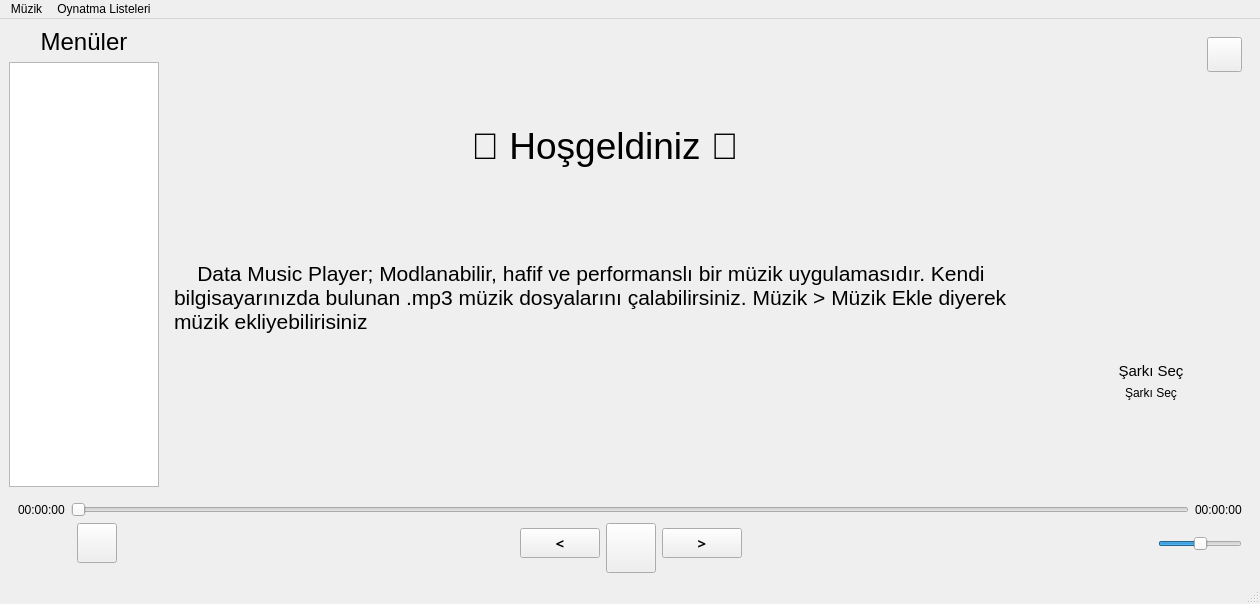
Before: the Qt Designer form mainwindow.ui in DATA35DELETE/Data-Music-Player, drawn with Qt 5.
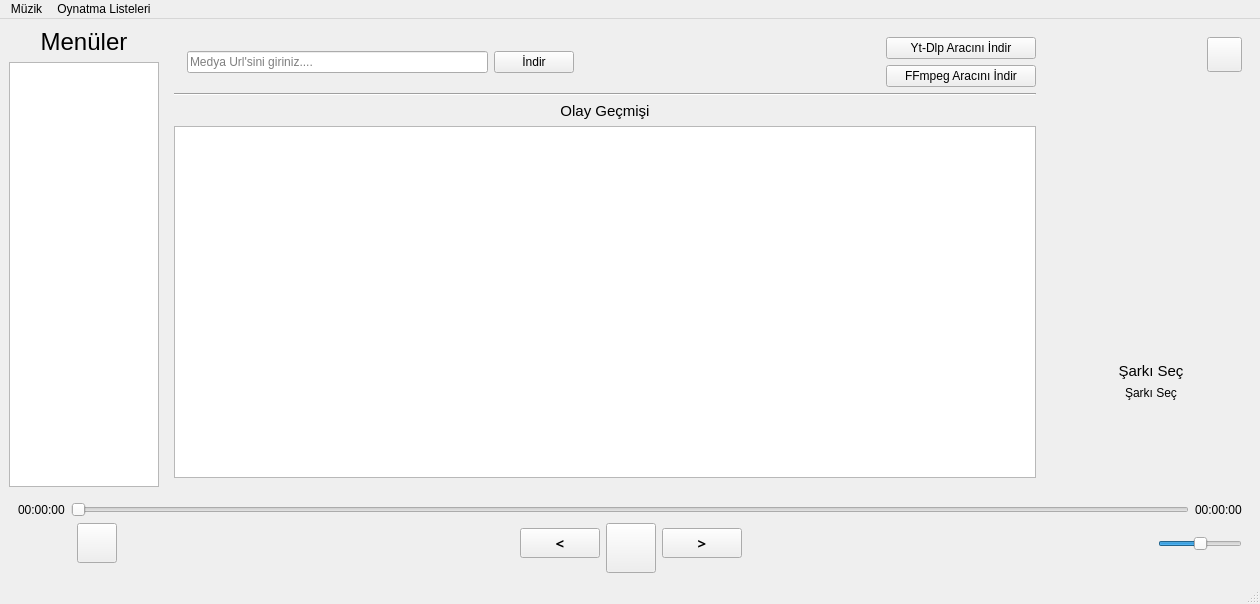
After: the same form once the commit is applied. The open tabs and pages were chosen to show the change. Icons and pictures are not drawn.

Commit message: Yt-Dlp, FFmpeg araçlarını indirme ve medya indirme kısımları için temeller atıldı.

```diff
--- a/mainwindow.ui
+++ b/mainwindow.ui
@@ -468,6 +468,170 @@
         </item>
        </layout>
       </widget>
+      <widget class="QWidget" name="medyaIndirme">
+       <layout class="QGridLayout" name="gridLayout_8">
+        <item row="4" column="0" colspan="5">
+         <widget class="QTextEdit" name="indirmeLog">
+          <property name="enabled">
+           <bool>true</bool>
+          </property>
+          <property name="mouseTracking">
+           <bool>false</bool>
+          </property>
+          <property name="focusPolicy">
+           <enum>Qt::FocusPolicy::NoFocus</enum>
+          </property>
+          <property name="autoFillBackground">
+           <bool>false</bool>
+          </property>
+          <property name="undoRedoEnabled">
+           <bool>false</bool>
+          </property>
+          <property name="readOnly">
+           <bool>true</bool>
+          </property>
+          <property name="textInteractionFlags">
+           <set>Qt::TextInteractionFlag::NoTextInteraction</set>
+          </property>
+         </widget>
+        </item>
+        <item row="3" column="0" colspan="5">
+         <widget class="QLabel" name="label_9">
+          <property name="font">
+           <font>
+            <pointsize>11</pointsize>
+           </font>
+          </property>
+          <property name="text">
+           <string>Olay Geçmişi</string>
+          </property>
+          <property name="alignment">
+           <set>Qt::AlignmentFlag::AlignCenter</set>
+          </property>
+          <property name="indent">
+           <number>-1</number>
+          </property>
+         </widget>
+        </item>
+        <item row="0" column="2" rowspan="2">
+         <widget class="QPushButton" name="indirme">
+          <property name="text">
+           <string>İndir</string>
+          </property>
+         </widget>
+        </item>
+        <item row="0" column="4">
+         <widget class="QPushButton" name="ytDlpIndirme">
+          <property name="minimumSize">
+           <size>
+            <width>150</width>
+            <height>0</height>
+           </size>
+          </property>
+          <property name="toolTip">
+           <string>Ay başı güncellenmesi gerekir</string>
+          </property>
+          <property name="statusTip">
+           <string/>
+          </property>
+          <property name="text">
+           <string>Yt-Dlp Aracını İndir</string>
+          </property>
+          <property name="icon">
+           <iconset resource="asstes.qrc">
+            <normaloff>:/medyaKontrol/assets/medyaKontrol/indirme.png</normaloff>:/medyaKontrol/assets/medyaKontrol/indirme.png</iconset>
+          </property>
+         </widget>
+        </item>
+        <item row="0" column="1" rowspan="2">
+         <widget class="QLineEdit" name="indirmeUrl">
+          <property name="statusTip">
+           <string/>
+          </property>
+          <property name="whatsThis">
+           <string>asdassadsad</string>
+          </property>
+          <property name="styleSheet">
+           <string notr="true"/>
+          </property>
+          <property name="inputMask">
+           <string/>
+          </property>
+          <property name="text">
+           <string/>
+          </property>
+          <property name="frame">
+           <bool>true</bool>
+          </property>
+          <property name="placeholderText">
+           <string>Medya Url'sini giriniz....</string>
+          </property>
+         </widget>
+        </item>
+        <item row="0" column="3" rowspan="2">
+         <spacer name="horizontalSpacer_7">
+          <property name="orientation">
+           <enum>Qt::Orientation::Horizontal</enum>
+          </property>
+          <property name="sizeHint" stdset="0">
+           <size>
+            <width>40</width>
+            <height>20</height>
+           </size>
+          </property>
+         </spacer>
+        </item>
+        <item row="0" column="0" rowspan="2">
+         <widget class="QLabel" name="label_7">
+          <property name="maximumSize">
+           <size>
+            <width>35</width>
+            <height>35</height>
+           </size>
+          </property>
+          <property name="text">
+           <string/>
+          </property>
+          <property name="pixmap">
+           <pixmap resource="asstes.qrc">:/medyaKontrol/assets/medyaKontrol/indirme.png</pixmap>
+          </property>
+          <property name="scaledContents">
+           <bool>true</bool>
+          </property>
+         </widget>
+        </item>
+        <item row="1" column="4">
+         <widget class="QPushButton" name="ffmpegIndirme">
+          <property name="minimumSize">
+           <size>
+            <width>150</width>
+            <height>0</height>
+           </size>
+          </property>
+          <property name="maximumSize">
+           <size>
+            <width>16777215</width>
+            <height>16777215</height>
+           </size>
+          </property>
+          <property name="text">
+           <string>FFmpeg Aracını İndir</string>
+          </property>
+          <property name="icon">
+           <iconset resource="asstes.qrc">
+            <normaloff>:/medyaKontrol/assets/medyaKontrol/indirme.png</normaloff>:/medyaKontrol/assets/medyaKontrol/indirme.png</iconset>
+          </property>
+         </widget>
+        </item>
+        <item row="2" column="0" colspan="5">
+         <widget class="Line" name="line">
+          <property name="orientation">
+           <enum>Qt::Orientation::Horizontal</enum>
+          </property>
+         </widget>
+        </item>
+       </layout>
+      </widget>
       <widget class="QWidget" name="playlistsPage">
        <layout class="QGridLayout" name="gridLayout_7">
         <item row="0" column="3">
```
Left out of the diff: 340 changed lines with no effect on the pictures. The commit also changes 5 other files.
